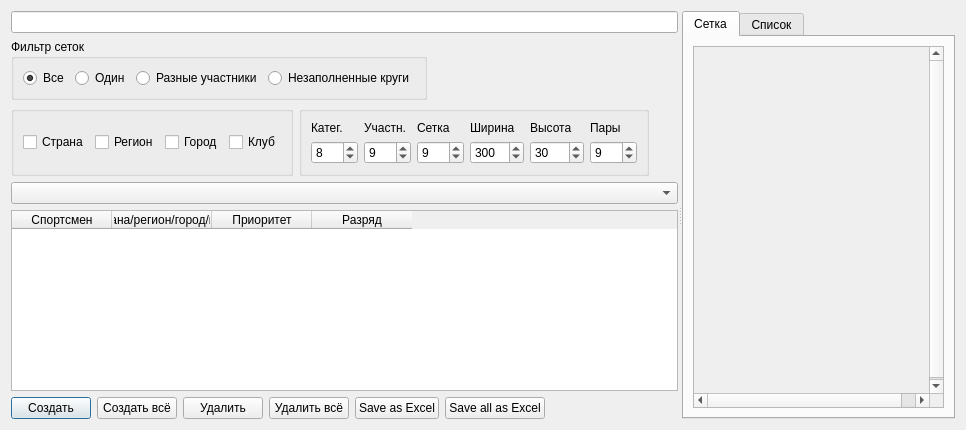
This is TournamentManager/dialogtournamentgrid.ui in BarsukAlexey/xelarogi as Qt 5 draws it before an edit. The edited form follows.
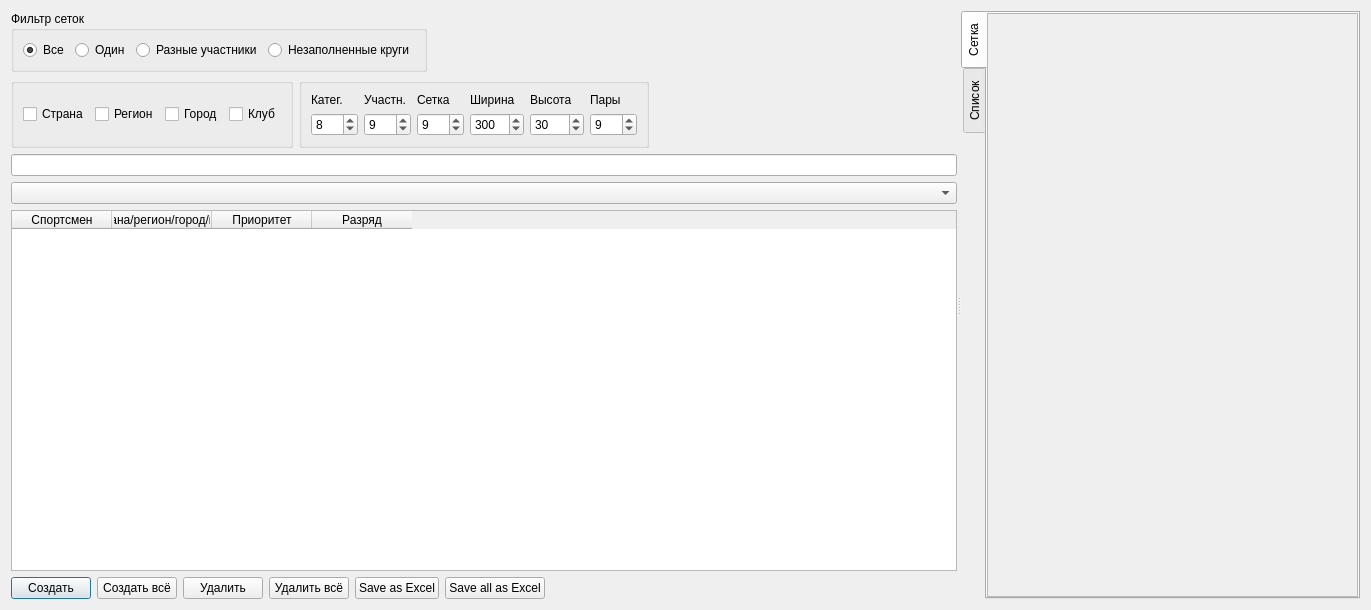
This is the edited form. Custom widgets are drawn as their Qt base class.

Diff of the .ui file:
```diff
--- a/TournamentManager/dialogtournamentgrid.ui
+++ b/TournamentManager/dialogtournamentgrid.ui
@@ -6,31 +6,21 @@
    <rect>
     <x>0</x>
     <y>0</y>
-    <width>966</width>
-    <height>430</height>
+    <width>1371</width>
+    <height>610</height>
    </rect>
   </property>
   <property name="windowTitle">
    <string>Сетки</string>
   </property>
-  <layout class="QGridLayout" name="gridLayout_2">
-   <item row="1" column="0">
+  <layout class="QGridLayout" name="gridLayout">
+   <item row="0" column="0">
     <widget class="QSplitter" name="splitter">
      <property name="orientation">
       <enum>Qt::Horizontal</enum>
      </property>
      <widget class="QWidget" name="widget" native="true">
       <layout class="QVBoxLayout" name="verticalLayout">
-       <item>
-        <widget class="QLineEdit" name="filterCategoriesLE">
-         <property name="inputMask">
-          <string/>
-         </property>
-         <property name="placeholderText">
-          <string/>
-         </property>
-        </widget>
-       </item>
        <item>
         <layout class="QHBoxLayout" name="horizontalLayout">
          <item>
@@ -280,8 +270,21 @@
          </item>
         </layout>
        </item>
+       <item>
+        <widget class="QLineEdit" name="filterCategoriesLE">
+         <property name="inputMask">
+          <string/>
+         </property>
+         <property name="placeholderText">
+          <string/>
+         </property>
+        </widget>
+       </item>
        <item>
         <widget class="QComboBox" name="qComboBoxSelectCategory">
+         <property name="editable">
+          <bool>false</bool>
+         </property>
          <property name="maxVisibleItems">
           <number>300</number>
          </property>
@@ -417,18 +420,39 @@
        </item>
       </layout>
      </widget>
-     <widget class="QWidget" name="widget_2" native="true">
-      <layout class="QVBoxLayout" name="verticalLayout_2">
-       <item>
         <widget class="QTabWidget" name="qTabWidget">
+      <property name="tabPosition">
+       <enum>QTabWidget::West</enum>
+      </property>
          <property name="currentIndex">
           <number>0</number>
          </property>
+      <property name="documentMode">
+       <bool>false</bool>
+      </property>
+      <property name="movable">
+       <bool>true</bool>
+      </property>
          <widget class="QWidget" name="tab">
           <attribute name="title">
            <string>Сетка</string>
           </attribute>
           <layout class="QGridLayout" name="gridLayout_3">
+        <property name="leftMargin">
+         <number>0</number>
+        </property>
+        <property name="topMargin">
+         <number>0</number>
+        </property>
+        <property name="rightMargin">
+         <number>0</number>
+        </property>
+        <property name="bottomMargin">
+         <number>0</number>
+        </property>
+        <property name="spacing">
+         <number>0</number>
+        </property>
            <item row="0" column="0">
             <widget class="QScrollArea" name="scrollArea">
              <property name="alignment">
@@ -437,8 +461,8 @@
              <widget class="RenderAreaWidget" name="pRenderArea">
               <property name="geometry">
                <rect>
-                <x>0</x>
-                <y>0</y>
+             <x>64</x>
+             <y>118</y>
                 <width>252</width>
                 <height>348</height>
                </rect>
@@ -453,6 +477,21 @@
            <string>Список</string>
           </attribute>
           <layout class="QGridLayout" name="gridLayout_4">
+        <property name="leftMargin">
+         <number>0</number>
+        </property>
+        <property name="topMargin">
+         <number>0</number>
+        </property>
+        <property name="rightMargin">
+         <number>0</number>
+        </property>
+        <property name="bottomMargin">
+         <number>0</number>
+        </property>
+        <property name="spacing">
+         <number>0</number>
+        </property>
            <item row="0" column="0">
             <widget class="QTableWidget" name="tableWidgeRight">
              <property name="editTriggers">
@@ -491,9 +530,6 @@
           </layout>
          </widget>
         </widget>
-       </item>
-      </layout>
-     </widget>
     </widget>
    </item>
   </layout>
```
Left out of the diff: 3 changed lines with no effect on the pictures. Lines whose indentation alone changed are shown as unchanged.
